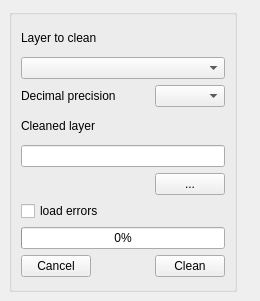
The window that road_network_cleaner_dockwidget_base.ui (spacesyntax/Rcl-topology-cleaner) describes before a commit, drawn with Qt 5.
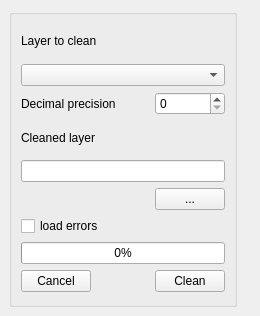
The same window after the commit.

Patch:
```diff
--- a/road_network_cleaner_dockwidget_base.ui
+++ b/road_network_cleaner_dockwidget_base.ui
@@ -10,7 +10,7 @@
     <x>0</x>
     <y>0</y>
     <width>260</width>
-    <height>301</height>
+    <height>316</height>
    </rect>
   </property>
   <property name="sizePolicy">
@@ -147,28 +147,6 @@
          </property>
         </spacer>
        </item>
-       <item row="2" column="2">
-        <widget class="QComboBox" name="toleranceCombo">
-         <property name="sizePolicy">
-          <sizepolicy hsizetype="Maximum" vsizetype="Fixed">
-           <horstretch>0</horstretch>
-           <verstretch>0</verstretch>
-          </sizepolicy>
-         </property>
-         <property name="minimumSize">
-          <size>
-           <width>20</width>
-           <height>0</height>
-          </size>
-         </property>
-         <property name="maximumSize">
-          <size>
-           <width>70</width>
-           <height>16777215</height>
-          </size>
-         </property>
-        </widget>
-       </item>
        <item row="3" column="0" colspan="3">
         <widget class="QLabel" name="label_2">
          <property name="text">
@@ -215,6 +193,16 @@
          </property>
         </widget>
        </item>
+       <item row="2" column="2">
+        <widget class="QSpinBox" name="decimalsSpin">
+         <property name="maximumSize">
+          <size>
+           <width>70</width>
+           <height>16777215</height>
+          </size>
+         </property>
+        </widget>
+       </item>
       </layout>
      </widget>
     </item>
```
